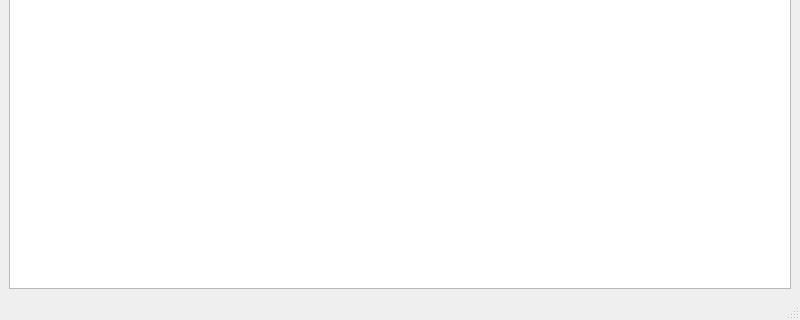
mkucharski17/PAIN_qt_pochylnia, file PAIN_graphics_view/mainwindow.ui: the form before one commit; both pictures show x 0 to 800 and y 280 to 600 of the 800 by 600 pixel window.
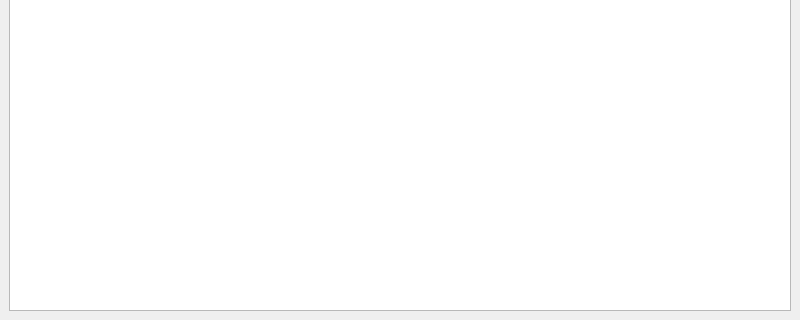
The form after the commit.

Commit message: button with behavior implementation

Diff of the .ui file:
```diff
--- a/PAIN_graphics_view/mainwindow.ui
+++ b/PAIN_graphics_view/mainwindow.ui
@@ -47,7 +47,6 @@
    <addaction name="menu_Gra"/>
    <addaction name="menuEdycja"/>
   </widget>
-  <widget class="QStatusBar" name="statusbar"/>
   <action name="actionNowa_gra">
    <property name="text">
     <string>Nowa gra</string>
```
The commit also changes 4 other files.
